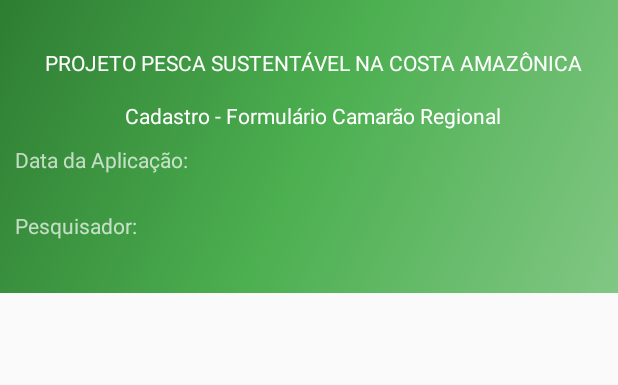
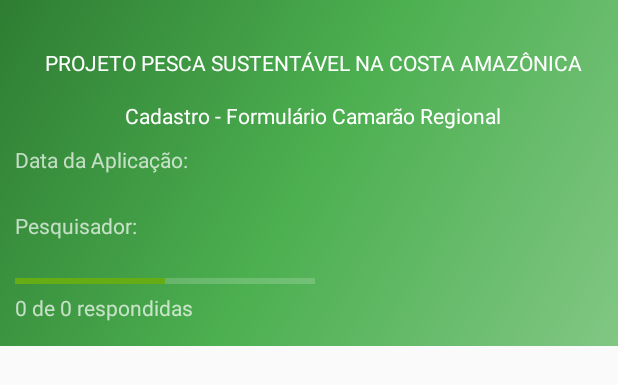
Before and after one commit to yesusvera/appescafev2016, an Android app: the layout nav_header_formcamreg.xml on its own in the app's theme, with its tools: preview values and no code run, on a phone screen of 412 x 824 dp. Shown: the top 385 px of the screen. Run offline under Robolectric (Android 15) with nearby library versions, the phone set to English and light mode, and no system bars.

Commit message:
1) Implementando Barra de Progresso.

```diff
--- a/app/src/main/res/layout/fcmr_reg_b1_q6.xml
+++ b/app/src/main/res/layout/fcmr_reg_b1_q6.xml
@@ -60,7 +60,7 @@
                         android:layout_height="wrap_content"
                         android:text="é filtrada"
                         android:textAppearance="@style/style_resposta"
-                        android:id="@+id/perg1_rb_resp3"
+                        android:id="@+id/perg1_rb_resp1"
                       />
 
                     <RadioButton
@@ -68,7 +68,7 @@
                         android:layout_height="wrap_content"
                         android:text="é tratada com cloro / hipoclorito / água sanitária"
                         android:textAppearance="@style/style_resposta"
-                        android:id="@+id/perg1_rb_resp3"
+                        android:id="@+id/perg1_rb_resp2"
                       />
 
                     <RadioButton
--- a/app/src/main/res/layout/nav_header_formcamreg.xml
+++ b/app/src/main/res/layout/nav_header_formcamreg.xml
@@ -49,4 +49,18 @@
         android:layout_height="wrap_content"
         />
 
+    <ProgressBar
+        style="?android:attr/progressBarStyleHorizontal"
+        android:layout_width="200dp"
+        android:max="100"
+        android:progress="50"
+        android:layout_height="wrap_content"
+        android:id="@+id/progressBarRespostas" />
+    <TextView
+        android:id="@+id/txtTextoResposta"
+        android:text="0 de 0 respondidas"
+        android:layout_width="wrap_content"
+        android:layout_height="wrap_content"
+        />
+
 </LinearLayout>
--- a/app/src/main/res/menu/menu_formpiticaiabranco.xml
+++ b/app/src/main/res/menu/menu_formpiticaiabranco.xml
@@ -2,6 +2,8 @@
 
 <!-- JON REFERENTE AO PITICAIA BRANCO -->
 <menu xmlns:android="http://schemas.android.com/apk/res/android">
+
+
 
     <group android:checkableBehavior="single">
         <item
```
Also changed, not shown: app/src/main/java/br/org/unesco/appesca/view/FormCamRegActivityNew.java (+13 -2 lines), app/src/main/res/layout/nav_header_formcaranguejo.xml (+14 -0 lines), app/src/main/res/layout/nav_header_formpiticaiabranco.xml (+15 -0 lines).
